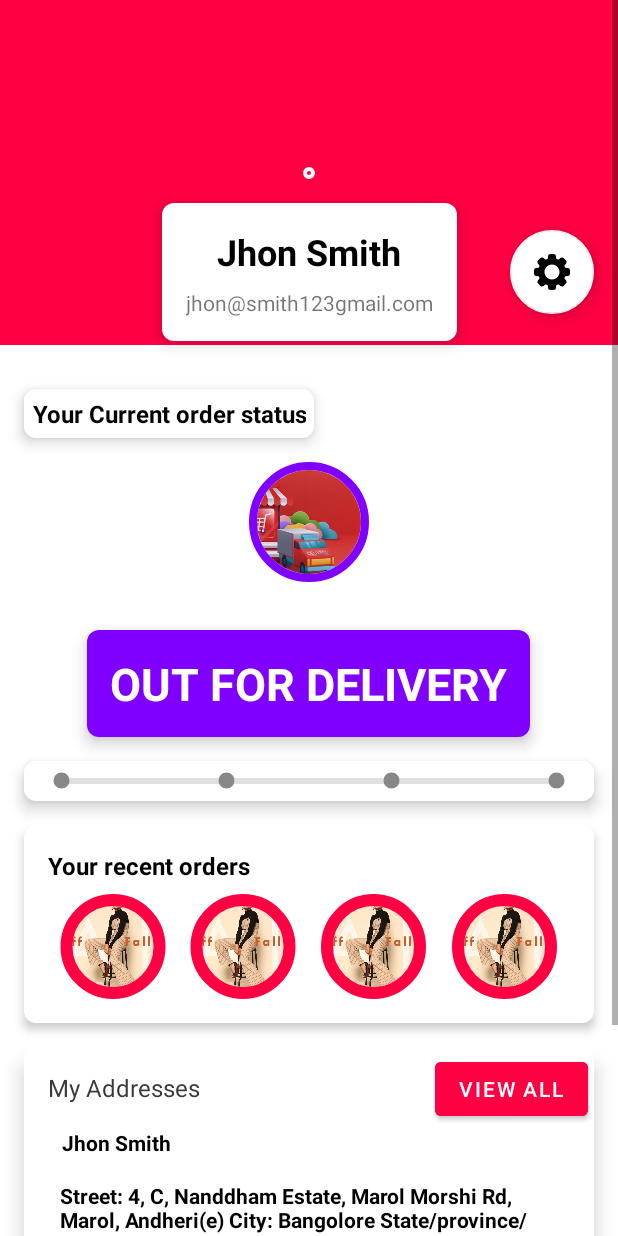
After one commit to Vishal-beep136/Purple, an Android app: the layout fragment_my_account.xml on its own in the app's theme, with its tools: preview values and no code run, on a phone screen of 412 x 824 dp. The commit adds this screen. Run offline under Robolectric (Android 15) with nearby library versions, the phone set to English and light mode, and no system bars; Roboto replaces fonts that are not available here.

Commit message:
added account activity

```diff
--- a/app/build.gradle
+++ b/app/build.gradle
@@ -51,4 +51,5 @@ dependencies {
     androidTestImplementation 'androidx.test.ext:junit:1.1.2'
     androidTestImplementation 'androidx.test.espresso:espresso-core:3.3.0'
     implementation 'com.github.MrNouri:DynamicSizes:1.0'
+    implementation 'de.hdodenhof:circleimageview:3.1.0'
 }
--- /dev/null
+++ b/app/src/main/java/kaitka/vishal/meeta/purple_ecommerce/Fragments/MyAccountFragment.java
@@ -0,0 +1,35 @@
+package kaitka.vishal.meeta.purple_ecommerce.Fragments;
+
+import android.os.Bundle;
+
+import androidx.fragment.app.Fragment;
+
+import android.view.LayoutInflater;
+import android.view.View;
+import android.view.ViewGroup;
+
+import kaitka.vishal.meeta.purple_ecommerce.R;
+
+/**
+ * A simple {@link Fragment} subclass.
+ */
+public class MyAccountFragment extends Fragment {
+
+    public MyAccountFragment() {
+        // Required empty public constructor
+    }
+
+
+    @Override
+    public void onCreate(Bundle savedInstanceState) {
+        super.onCreate(savedInstanceState);
+
+    }
+
+    @Override
+    public View onCreateView(LayoutInflater inflater, ViewGroup container,
+                             Bundle savedInstanceState) {
+        // Inflate the layout for this fragment
+        return inflater.inflate(R.layout.fragment_my_account, container, false);
+    }
+}
--- a/app/src/main/java/kaitka/vishal/meeta/purple_ecommerce/MainActivity.java
+++ b/app/src/main/java/kaitka/vishal/meeta/purple_ecommerce/MainActivity.java
@@ -25,6 +25,7 @@ import androidx.appcompat.app.AppCompatActivity;
 import androidx.appcompat.widget.Toolbar;
 
 import kaitka.vishal.meeta.purple_ecommerce.Fragments.HomeFragmentPurple;
+import kaitka.vishal.meeta.purple_ecommerce.Fragments.MyAccountFragment;
 import kaitka.vishal.meeta.purple_ecommerce.Fragments.MyCartFragment;
 import kaitka.vishal.meeta.purple_ecommerce.Fragments.MyOrdersFragment;
 import kaitka.vishal.meeta.purple_ecommerce.Fragments.MyRewardsFragment;
@@ -38,6 +39,7 @@ public class MainActivity extends AppCompatActivity implements NavigationView.On
     private static final int ORDERS_FRAGMENT = 2;
     private static final  int WISHLIST_FRAGMENT = 3;
     private static final  int REWARDS_FRAGMENT = 4;
+    private static final  int ACCOUNT_FRAGMENT = 5;
 
     private FrameLayout frameLayout;
     private static int currentFragment = -1;
@@ -165,6 +167,8 @@ public class MainActivity extends AppCompatActivity implements NavigationView.On
 
         }
         else if (id == R.id.nav_my_account){
+            hideAppLogo();
+            gotoFragment("My Account", new MyAccountFragment(), ACCOUNT_FRAGMENT);
 
         }else if (id == R.id.log_out){
 
--- /dev/null
+++ b/app/src/main/res/layout/fragment_my_account.xml
@@ -0,0 +1,31 @@
+<?xml version="1.0" encoding="utf-8"?>
+<FrameLayout xmlns:android="http://schemas.android.com/apk/res/android"
+    xmlns:tools="http://schemas.android.com/tools"
+    android:layout_width="match_parent"
+    android:layout_height="match_parent"
+    tools:context=".Fragments.MyAccountFragment">
+
+    <ScrollView
+        android:layout_width="match_parent"
+        android:layout_height="match_parent">
+
+        <LinearLayout
+            android:layout_width="match_parent"
+            android:layout_height="wrap_content"
+            android:orientation="vertical">
+
+            <include layout="@layout/profile_data_layout"/>
+            <include layout="@layout/order_status_layout"/>
+            <include layout="@layout/your_recent_orders_file"/>
+            <include layout="@layout/my_addresses_layout"/>
+
+            <Button
+                android:layout_width="match_parent"
+                android:layout_height="wrap_content"
+                android:textStyle="bold"
+                android:layout_margin="16dp"
+                android:text="Sign Out"/>
+
+        </LinearLayout>
+    </ScrollView>
+</FrameLayout>
--- /dev/null
+++ b/app/src/main/res/layout/my_addresses_layout.xml
@@ -0,0 +1,78 @@
+<?xml version="1.0" encoding="utf-8"?>
+<androidx.constraintlayout.widget.ConstraintLayout
+    xmlns:android="http://schemas.android.com/apk/res/android"
+    xmlns:app="http://schemas.android.com/apk/res-auto"
+    xmlns:tools="http://schemas.android.com/tools"
+    android:background="@drawable/slider_background"
+    android:elevation="@dimen/_4mdp"
+    android:layout_margin="16dp"
+    android:layout_width="match_parent"
+    android:layout_height="wrap_content">
+
+    <TextView
+        android:id="@+id/textView19"
+        android:layout_width="wrap_content"
+        android:layout_height="wrap_content"
+        android:layout_marginStart="16dp"
+        android:layout_marginTop="16dp"
+        android:text="My Addresses"
+        android:textColor="#393939"
+        android:textSize="16sp"
+        android:textStyle="normal"
+        app:layout_constraintStart_toStartOf="parent"
+        app:layout_constraintTop_toTopOf="parent" />
+
+    <Button
+        android:id="@+id/view_all_adresses_btn"
+        android:layout_width="wrap_content"
+        android:layout_height="wrap_content"
+        android:layout_marginTop="4dp"
+        android:layout_marginEnd="4dp"
+        android:backgroundTint="@color/colorPrimary"
+        android:text="View All"
+        android:textColor="@color/white"
+        app:layout_constraintEnd_toEndOf="parent"
+        app:layout_constraintTop_toTopOf="parent" />
+
+    <TextView
+        android:id="@+id/address_fullname"
+        android:layout_width="wrap_content"
+        android:layout_height="wrap_content"
+        android:layout_marginStart="25dp"
+        android:layout_marginTop="16dp"
+        android:text="Jhon Smith"
+        android:textColor="#000000"
+        android:textStyle="bold"
+        app:layout_constraintStart_toStartOf="parent"
+        app:layout_constraintTop_toBottomOf="@+id/textView19" />
+
+    <TextView
+        android:id="@+id/addresses"
+        android:layout_width="0dp"
+        android:layout_height="wrap_content"
+        android:layout_marginStart="16dp"
+        android:layout_marginTop="16dp"
+        android:layout_marginEnd="8dp"
+        android:paddingLeft="8dp"
+        android:paddingRight="10dp"
+        android:text="@string/address"
+        android:textColor="#000000"
+        android:textStyle="bold"
+        app:layout_constraintEnd_toEndOf="parent"
+        app:layout_constraintStart_toStartOf="parent"
+        app:layout_constraintTop_toBottomOf="@+id/address_fullname" />
+
+    <TextView
+        android:id="@+id/address_pincode"
+        android:layout_width="wrap_content"
+        android:layout_height="wrap_content"
+        android:layout_marginStart="25dp"
+        android:layout_marginTop="8dp"
+        android:layout_marginBottom="16dp"
+        android:text="400059"
+        android:textColor="#000000"
+        android:textStyle="bold"
+        app:layout_constraintBottom_toBottomOf="parent"
+        app:layout_constraintStart_toStartOf="parent"
+        app:layout_constraintTop_toBottomOf="@+id/addresses" />
+</androidx.constraintlayout.widget.ConstraintLayout>
--- /dev/null
+++ b/app/src/main/res/layout/order_status_layout.xml
@@ -0,0 +1,141 @@
+<?xml version="1.0" encoding="utf-8"?>
+<androidx.constraintlayout.widget.ConstraintLayout xmlns:android="http://schemas.android.com/apk/res/android"
+    xmlns:app="http://schemas.android.com/apk/res-auto"
+    xmlns:tools="http://schemas.android.com/tools"
+    android:layout_width="match_parent"
+    android:layout_height="wrap_content">
+
+    <TextView
+        android:id="@+id/textView14"
+        android:layout_width="wrap_content"
+        android:layout_height="wrap_content"
+        android:layout_marginStart="16dp"
+        android:layout_marginTop="16dp"
+        android:background="@drawable/slider_background"
+        android:elevation="6dp"
+        android:padding="5dp"
+        android:text="Your Current order status"
+        android:textAlignment="center"
+        android:textColor="#000000"
+        android:textSize="16sp"
+        android:textStyle="bold"
+        app:layout_constraintStart_toStartOf="parent"
+        app:layout_constraintTop_toTopOf="parent" />
+
+    <de.hdodenhof.circleimageview.CircleImageView
+        android:id="@+id/current_order_image"
+        android:layout_width="80dp"
+        android:layout_height="80dp"
+        android:layout_marginStart="16dp"
+        android:layout_marginTop="16dp"
+        android:layout_marginEnd="16dp"
+        android:elevation="4dp"
+        android:src="@drawable/banner1"
+        app:civ_border_color="#8000ff"
+        app:civ_border_width="5dp"
+        app:layout_constraintEnd_toEndOf="parent"
+        app:layout_constraintStart_toStartOf="parent"
+        app:layout_constraintTop_toBottomOf="@+id/textView14" />
+
+    <TextView
+        android:id="@+id/tv_current_order_status"
+        android:layout_width="wrap_content"
+        android:layout_height="wrap_content"
+        android:layout_marginStart="16dp"
+        android:layout_marginTop="32dp"
+        android:layout_marginEnd="16dp"
+        android:background="@drawable/slider_background"
+        android:backgroundTint="#8000ff"
+        android:elevation="6dp"
+        android:padding="15dp"
+        android:text="out for delivery"
+        android:textAllCaps="true"
+        android:textColor="@color/white"
+        android:textSize="30sp"
+        android:textStyle="bold"
+        app:layout_constraintEnd_toEndOf="parent"
+        app:layout_constraintHorizontal_bias="0.495"
+        app:layout_constraintStart_toStartOf="parent"
+        app:layout_constraintTop_toBottomOf="@+id/current_order_image" />
+
+    <LinearLayout
+        android:layout_width="0dp"
+        android:layout_height="wrap_content"
+        android:layout_marginStart="16dp"
+        android:layout_marginTop="16dp"
+        android:layout_marginEnd="16dp"
+        android:layout_marginBottom="16dp"
+        android:background="@drawable/slider_background"
+        android:elevation="6dp"
+        android:orientation="horizontal"
+        android:padding="5dp"
+        app:layout_constraintBottom_toBottomOf="parent"
+        app:layout_constraintEnd_toEndOf="parent"
+        app:layout_constraintStart_toStartOf="parent"
+        app:layout_constraintTop_toBottomOf="@+id/tv_current_order_status">
+
+        <ImageView
+            android:id="@+id/ordered_indicator"
+            android:layout_width="15dp"
+            android:layout_height="15dp"
+            android:translationX="12dp"
+            app:tint="@color/grey"
+            app:srcCompat="@drawable/selected_dot" />
+
+        <ProgressBar
+            android:id="@+id/ordered_packed_progress"
+            style="?android:attr/progressBarStyleHorizontal"
+            android:layout_width="wrap_content"
+            android:layout_height="wrap_content"
+            android:layout_weight="1"
+            android:progressBackgroundTint="@color/grey"
+            android:progress="0"
+            android:progressTint="@color/success_green"
+            android:translationX="8dp" />
+
+        <ImageView
+            android:id="@+id/packed_indicator"
+            android:layout_width="15dp"
+            android:layout_height="15dp"
+            android:translationX="4dp"
+            app:tint="@color/grey"
+            app:srcCompat="@drawable/selected_dot" />
+
+        <ProgressBar
+            android:id="@+id/packed_shipped_progress"
+            style="?android:attr/progressBarStyleHorizontal"
+            android:layout_width="wrap_content"
+            android:layout_height="wrap_content"
+            android:layout_weight="1"
+            android:progressBackgroundTint="@color/grey"
+            android:progress="0"
+            android:progressTint="@color/success_green" />
+
+        <ImageView
+            android:id="@+id/shipped_indicator"
+            android:layout_width="15dp"
+            android:layout_height="15dp"
+            android:translationX="-4dp"
+            app:tint="@color/grey"
+            app:srcCompat="@drawable/selected_dot" />
+
+        <ProgressBar
+            android:id="@+id/shipped_delivered_progress"
+            style="?android:attr/progressBarStyleHorizontal"
+            android:layout_width="wrap_content"
+            android:layout_height="wrap_content"
+            android:layout_weight="1"
+            android:progressBackgroundTint="@color/grey"
+            android:progress="0"
+            android:progressTint="@color/success_green"
+            android:translationX="-8dp" />
+
+        <ImageView
+            android:id="@+id/delivered_indicator"
+            android:layout_width="15dp"
+            android:layout_height="15dp"
+            android:translationX="-12dp"
+            app:tint="@color/grey"
+            app:srcCompat="@drawable/selected_dot" />
+    </LinearLayout>
+</androidx.constraintlayout.widget.ConstraintLayout>
--- /dev/null
+++ b/app/src/main/res/layout/profile_data_layout.xml
@@ -0,0 +1,77 @@
+<?xml version="1.0" encoding="utf-8"?>
+<androidx.constraintlayout.widget.ConstraintLayout xmlns:android="http://schemas.android.com/apk/res/android"
+    xmlns:app="http://schemas.android.com/apk/res-auto"
+    xmlns:tools="http://schemas.android.com/tools"
+    android:layout_width="match_parent"
+    android:layout_height="wrap_content">
+
+    <LinearLayout
+        android:id="@+id/linearLayout7"
+        android:layout_width="0dp"
+        android:layout_height="230dp"
+        android:background="@color/colorPrimary"
+        android:orientation="horizontal"
+        app:layout_constraintEnd_toEndOf="parent"
+        app:layout_constraintStart_toStartOf="parent"
+        app:layout_constraintTop_toTopOf="parent" />
+
+    <de.hdodenhof.circleimageview.CircleImageView
+        android:id="@+id/profileImage"
+        android:layout_width="@dimen/_80mdp"
+        android:layout_height="@dimen/_80mdp"
+        android:elevation="@dimen/_6mdp"
+        android:src="@drawable/ic_user_profile"
+        app:civ_border_color="@color/white"
+        app:civ_border_width="5dp"
+        app:layout_constraintBottom_toBottomOf="@+id/linearLayout7"
+        app:layout_constraintEnd_toEndOf="@+id/linearLayout7"
+        app:layout_constraintStart_toStartOf="parent"
+        app:layout_constraintTop_toTopOf="@+id/linearLayout7" />
+
+    <LinearLayout
+        android:id="@+id/linearLayout8"
+        android:layout_width="wrap_content"
+        android:layout_height="wrap_content"
+        android:layout_marginTop="16dp"
+        android:layout_marginBottom="16dp"
+        android:background="@drawable/slider_background"
+        android:elevation="6dp"
+        android:orientation="vertical"
+        android:padding="16dp"
+        app:layout_constraintBottom_toBottomOf="parent"
+        app:layout_constraintEnd_toEndOf="parent"
+        app:layout_constraintStart_toStartOf="parent"
+        app:layout_constraintTop_toBottomOf="@+id/profileImage">
+
+        <TextView
+            android:id="@+id/username"
+            android:layout_width="match_parent"
+            android:layout_height="wrap_content"
+            android:layout_marginBottom="8dp"
+            android:text="Jhon Smith"
+            android:textAlignment="center"
+            android:textColor="#000000"
+            android:textSize="24sp"
+            android:textStyle="bold" />
+
+        <TextView
+            android:id="@+id/user_email"
+            android:layout_width="match_parent"
+            android:layout_height="wrap_content"
+            android:text="jhon@smith123gmail.com"
+            android:textAlignment="center"
+            android:textStyle="normal" />
+    </LinearLayout>
+
+    <com.google.android.material.floatingactionbutton.FloatingActionButton
+        android:id="@+id/settingsButton"
+        android:layout_width="wrap_content"
+        android:layout_height="wrap_content"
+        android:layout_marginEnd="16dp"
+        android:clickable="true"
+        app:backgroundTint="#FFFFFF"
+        app:layout_constraintBottom_toBottomOf="@+id/linearLayout8"
+        app:layout_constraintEnd_toEndOf="parent"
+        app:layout_constraintTop_toTopOf="@+id/linearLayout8"
+        app:srcCompat="@drawable/ic_settings" />
+</androidx.constraintlayout.widget.ConstraintLayout>
--- /dev/null
+++ b/app/src/main/res/layout/your_recent_orders_file.xml
@@ -0,0 +1,74 @@
+<?xml version="1.0" encoding="utf-8"?>
+<androidx.constraintlayout.widget.ConstraintLayout
+    xmlns:android="http://schemas.android.com/apk/res/android"
+    xmlns:app="http://schemas.android.com/apk/res-auto"
+    xmlns:tools="http://schemas.android.com/tools"
+    android:background="@drawable/slider_background"
+    android:layout_marginStart="16dp"
+    android:layout_marginEnd="16dp"
+    android:elevation="4dp"
+    android:layout_width="match_parent"
+    android:layout_height="wrap_content">
+
+    <TextView
+        android:id="@+id/textView18"
+        android:layout_width="wrap_content"
+        android:layout_height="wrap_content"
+        android:layout_marginStart="16dp"
+        android:layout_marginTop="16dp"
+        android:text="Your recent orders"
+        android:textColor="#000000"
+        android:textSize="16sp"
+        android:textStyle="bold"
+        app:layout_constraintStart_toStartOf="parent"
+        app:layout_constraintTop_toTopOf="parent" />
+
+    <LinearLayout
+        android:id="@+id/recent_orders_container"
+        android:layout_width="0dp"
+        android:layout_height="wrap_content"
+        android:layout_marginStart="16dp"
+        android:layout_marginTop="8dp"
+        android:layout_marginEnd="16dp"
+        android:layout_marginBottom="16dp"
+        android:orientation="horizontal"
+        app:layout_constraintBottom_toBottomOf="parent"
+        app:layout_constraintEnd_toEndOf="parent"
+        app:layout_constraintStart_toStartOf="parent"
+        app:layout_constraintTop_toBottomOf="@+id/textView18">
+
+        <de.hdodenhof.circleimageview.CircleImageView
+            android:layout_width="70dp"
+            android:layout_height="70dp"
+            android:layout_weight="1"
+            android:src="@drawable/banner2"
+            app:civ_border_color="@color/colorPrimary"
+            app:civ_border_width="@dimen/_2mdp" />
+
+        <de.hdodenhof.circleimageview.CircleImageView
+            android:layout_width="70dp"
+            android:layout_height="70dp"
+            android:layout_weight="1"
+            android:src="@drawable/banner2"
+            app:civ_border_color="@color/colorPrimary"
+            app:civ_border_width="@dimen/_2mdp" />
+
+        <de.hdodenhof.circleimageview.CircleImageView
+            android:layout_width="70dp"
+            android:layout_height="70dp"
+            android:layout_weight="1"
+            android:src="@drawable/banner2"
+            app:civ_border_color="@color/colorPrimary"
+            app:civ_border_width="@dimen/_2mdp" />
+
+        <de.hdodenhof.circleimageview.CircleImageView
+            android:layout_width="70dp"
+            android:layout_height="70dp"
+            android:layout_weight="1"
+            android:src="@drawable/banner2"
+            app:civ_border_color="@color/colorPrimary"
+            app:civ_border_width="@dimen/_2mdp" />
+
+
+    </LinearLayout>
+</androidx.constraintlayout.widget.ConstraintLayout>
--- a/app/src/main/res/values/strings.xml
+++ b/app/src/main/res/values/strings.xml
@@ -71,7 +71,4 @@ quia. Quo neque error repudiandae fuga?
     <string name="rewards_text">Get 20% off on any fashions clothing so hurry grab this opportunity now you have very less time hurry grab this opportunity.</string>
 
 
-
-
-
 </resources>
```
